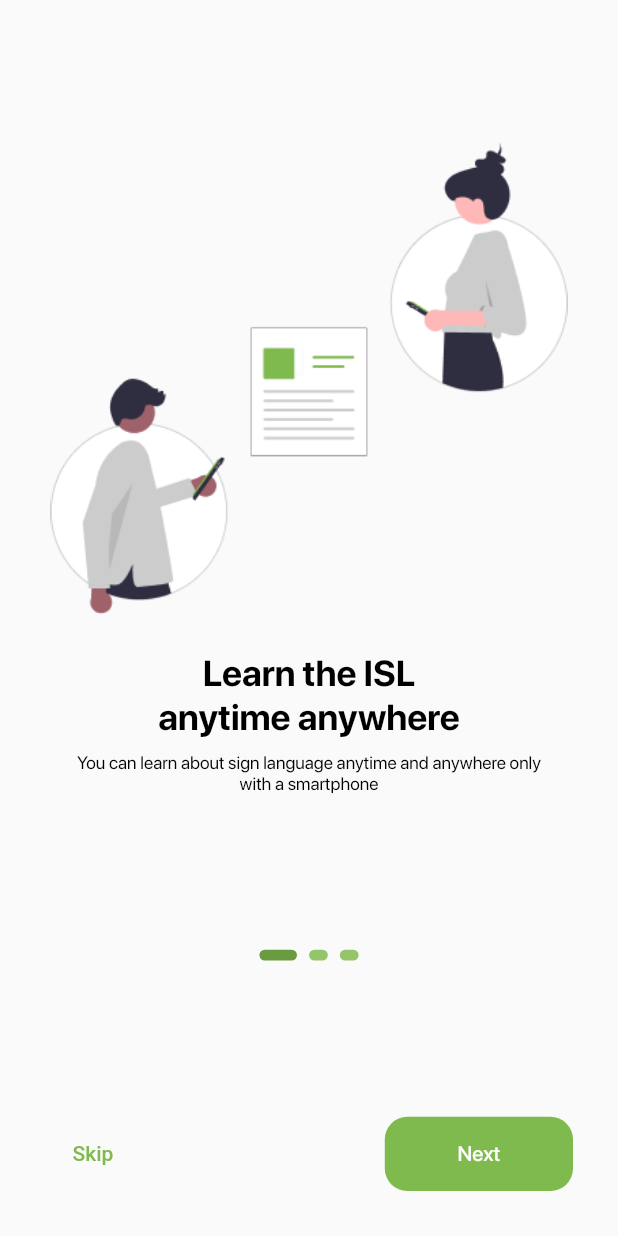
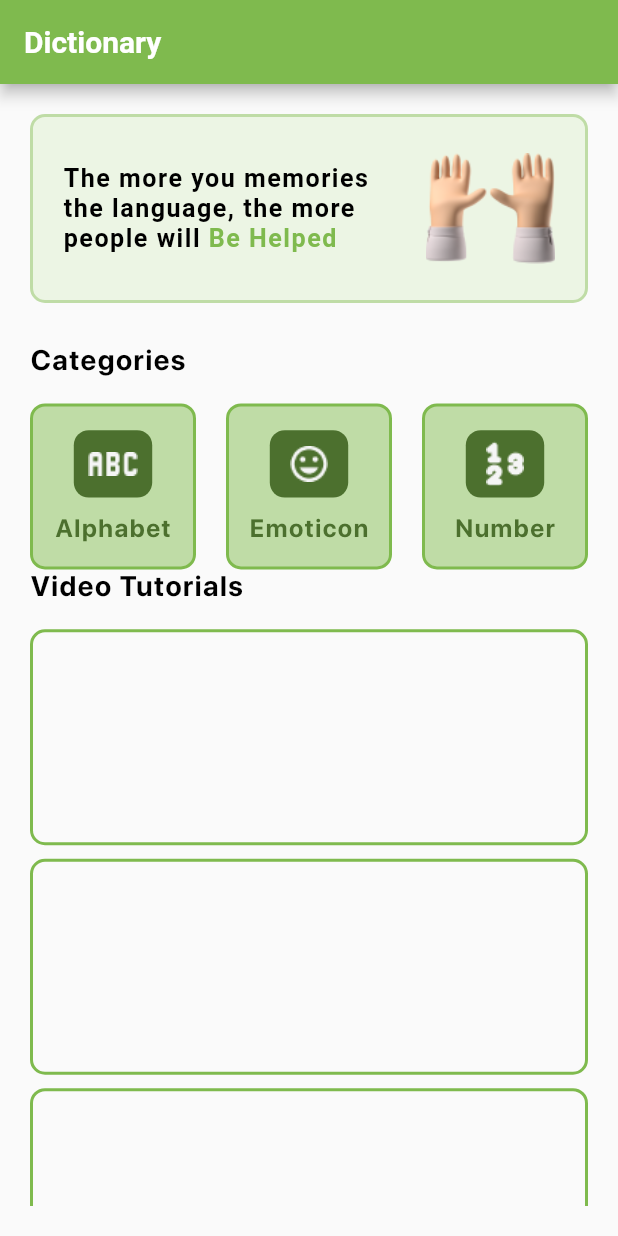
Before and after one commit to achreza/hackfest_signmate, a Flutter app: the screen it shows after launch, on a phone screen of 412 x 824 dp. Run offline on Flutter 3.47's test engine with Material 2 defaults, Android fonts, the light colour scheme and no system bars; our stand-ins replace avatar_glow, cloud_firestore, firebase_core, flutter_screenutil, get, hexcolor and 1 more; accounts and stored records are empty; project files that could hold a hidden picture were left out.

Commit message:
slicing dictionary

```diff
--- /dev/null
+++ b/lib/app/modules/dictionary/bindings/dictionary_binding.dart
@@ -0,0 +1,12 @@
+import 'package:get/get.dart';
+
+import '../controllers/dictionary_controller.dart';
+
+class DictionaryBinding extends Bindings {
+  @override
+  void dependencies() {
+    Get.lazyPut<DictionaryController>(
+      () => DictionaryController(),
+    );
+  }
+}
--- /dev/null
+++ b/lib/app/modules/dictionary/controllers/dictionary_controller.dart
@@ -0,0 +1,23 @@
+import 'package:get/get.dart';
+
+class DictionaryController extends GetxController {
+  //TODO: Implement DictionaryController
+
+  final count = 0.obs;
+  @override
+  void onInit() {
+    super.onInit();
+  }
+
+  @override
+  void onReady() {
+    super.onReady();
+  }
+
+  @override
+  void onClose() {
+    super.onClose();
+  }
+
+  void increment() => count.value++;
+}
--- /dev/null
+++ b/lib/app/modules/dictionary/views/alphabet.dart
@@ -0,0 +1,11 @@
+import 'package:flutter/src/widgets/container.dart';
+import 'package:flutter/src/widgets/framework.dart';
+
+class Alphabet extends StatelessWidget {
+  const Alphabet({super.key});
+
+  @override
+  Widget build(BuildContext context) {
+    return Container();
+  }
+}
--- /dev/null
+++ b/lib/app/modules/dictionary/views/dictionary_view.dart
@@ -0,0 +1,234 @@
+import 'package:flutter/material.dart';
+import 'package:flutter_screenutil/flutter_screenutil.dart';
+
+import 'package:get/get.dart';
+import 'package:hackfest_signmate/constant.dart';
+import 'package:hexcolor/hexcolor.dart';
+
+import '../controllers/dictionary_controller.dart';
+
+class DictionaryView extends GetView<DictionaryController> {
+  const DictionaryView({Key? key}) : super(key: key);
+  @override
+  Widget build(BuildContext context) {
+    return Scaffold(
+      appBar: AppBar(
+        backgroundColor: primaryColor,
+        title: Text(
+          'Dictionary',
+          style: TextStyle(fontWeight: FontWeight.w600),
+        ),
+        centerTitle: false,
+      ),
+      body: Padding(
+        padding: EdgeInsets.all(20),
+        child: Column(
+          children: [
+            Heading(),
+            SizedBox(
+              height: 30.h,
+            ),
+            //categories
+            Container(
+              width: Get.width,
+              child: Text(
+                'Categories',
+                style: TextStyle(
+                    fontSize: 18.sp,
+                    fontWeight: FontWeight.w600,
+                    letterSpacing: 1,
+                    color: Colors.black),
+              ),
+            ),
+            SizedBox(
+              height: 20.h,
+            ),
+            Categories(),
+            Container(
+              width: Get.width,
+              child: Text(
+                'Video Tutorials',
+                style: TextStyle(
+                    fontSize: 18.sp,
+                    fontWeight: FontWeight.w600,
+                    letterSpacing: 1,
+                    color: Colors.black),
+              ),
+            ),
+            SizedBox(
+              height: 20.h,
+            ),
+            VideoTutorials()
+          ],
+        ),
+      ),
+    );
+  }
+}
+
+class VideoTutorials extends StatelessWidget {
+  const VideoTutorials({
+    Key? key,
+  }) : super(key: key);
+
+  @override
+  Widget build(BuildContext context) {
+    return Expanded(
+      child: SingleChildScrollView(
+        child: Column(
+          children: [
+            Container(
+              margin: EdgeInsets.only(bottom: 10.h),
+              width: Get.width,
+              height: 160.h,
+              decoration: BoxDecoration(
+                borderRadius: BorderRadius.circular(10),
+                border: Border.all(
+                  color: primaryColor,
+                  width: 2,
+                ),
+              ),
+            ),
+            Container(
+              margin: EdgeInsets.only(bottom: 10.h),
+              width: Get.width,
+              height: 160.h,
+              decoration: BoxDecoration(
+                borderRadius: BorderRadius.circular(10),
+                border: Border.all(
+                  color: primaryColor,
+                  width: 2,
+                ),
+              ),
+            ),
+            Container(
+              margin: EdgeInsets.only(bottom: 10.h),
+              width: Get.width,
+              height: 160.h,
+              decoration: BoxDecoration(
+                borderRadius: BorderRadius.circular(10),
+                border: Border.all(
+                  color: primaryColor,
+                  width: 2,
+                ),
+              ),
+            ),
+          ],
+        ),
+      ),
+    );
+  }
+}
+
+class Categories extends StatelessWidget {
+  const Categories({
+    Key? key,
+  }) : super(key: key);
+
+  @override
+  Widget build(BuildContext context) {
+    return GridView.count(
+      physics: NeverScrollableScrollPhysics(),
+      crossAxisCount: 3,
+      shrinkWrap: true,
+      crossAxisSpacing: 20,
+      children: [
+        CategoryItem('Alphabet', 'abc.png'),
+        CategoryItem('Emoticon', 'emot.png'),
+        CategoryItem('Number', 'number.png'),
+      ],
+    );
+  }
+
+  GestureDetector CategoryItem(text, image) {
+    return GestureDetector(
+      onTap: () {},
+      child: Container(
+        decoration: BoxDecoration(
+          borderRadius: BorderRadius.circular(10),
+          border: Border.all(
+            color: primaryColor,
+            width: 2,
+          ),
+          color: lightColor,
+        ),
+        child: Column(
+          mainAxisAlignment: MainAxisAlignment.center,
+          children: [
+            Container(
+              width: 50.w,
+              height: 50.h,
+              decoration: BoxDecoration(
+                borderRadius: BorderRadius.circular(10),
+                color: darkColor,
+              ),
+              child: Image.asset('assets/images/categories/${image}'),
+            ),
+            SizedBox(
+              height: 10,
+            ),
+            Text(
+              text,
+              style: TextStyle(
+                fontSize: 16.sp,
+                fontWeight: FontWeight.w600,
+                letterSpacing: 1,
+                color: darkColor,
+              ),
+            ),
+          ],
+        ),
+      ),
+    );
+  }
+}
+
+class Heading extends StatelessWidget {
+  const Heading({
+    Key? key,
+  }) : super(key: key);
+
+  @override
+  Widget build(BuildContext context) {
+    return Container(
+      width: Get.width,
+      height: 140.h,
+      padding: EdgeInsets.all(20),
+      decoration: BoxDecoration(
+        borderRadius: BorderRadius.circular(10),
+        border: Border.all(
+          color: HexColor("#BFDCA6"),
+          width: 2,
+        ),
+        color: HexColor('#ecf5e4'),
+      ),
+      child: Row(
+        mainAxisAlignment: MainAxisAlignment.spaceBetween,
+        children: [
+          Container(
+            width: (Get.width * 0.5).w,
+            child: RichText(
+                text: TextSpan(
+                    style: TextStyle(
+                        color: Colors.black,
+                        fontWeight: FontWeight.w700,
+                        letterSpacing: 1,
+                        fontSize: 16.sp),
+                    children: <TextSpan>[
+                  TextSpan(
+                    text:
+                        'The more you memories the language, the more people will ',
+                  ),
+                  TextSpan(
+                      text: 'Be Helped', style: TextStyle(color: primaryColor)),
+                ])),
+          ),
+          Container(
+            width: (Get.width * 0.2).w,
+            child: Image.asset('assets/images/white_skin_hand_raised.png'),
+          ),
+        ],
+      ),
+    );
+  }
+}
--- a/lib/app/modules/onboarding/controllers/onboarding_controller.dart
+++ b/lib/app/modules/onboarding/controllers/onboarding_controller.dart
@@ -30,7 +30,6 @@ class OnboardingController extends GetxController
   void onInit() {
     super.onInit();
     tabController = TabController(length: pages.length, vsync: this);
-    // getUsers();
   }
 
   @override
@@ -44,8 +43,7 @@ class OnboardingController extends GetxController
   List users = [];
 
   Future getUsers() async {
-    var data = await db.collection('users').get();
+    var data = await db.collection('handsign').get();
     users = data.docs;
-    print(users);
   }
 }
--- a/lib/app/modules/speech/views/speech_view.dart
+++ b/lib/app/modules/speech/views/speech_view.dart
@@ -39,7 +39,7 @@ class SpeechView extends GetView<SpeechController> {
       appBar: AppBar(
         backgroundColor: primaryColor,
         title: const Text('Speech To Text'),
-        centerTitle: true,
+        centerTitle: false,
       ),
       body: SingleChildScrollView(
         child: Container(
--- a/lib/app/routes/app_pages.dart
+++ b/lib/app/routes/app_pages.dart
@@ -2,6 +2,9 @@ import 'package:get/get.dart';
 
 import '../modules/dashboard/bindings/dashboard_binding.dart';
 import '../modules/dashboard/views/dashboard_view.dart';
+import '../modules/dictionary/bindings/dictionary_binding.dart';
+import '../modules/dictionary/views/alphabet.dart';
+import '../modules/dictionary/views/dictionary_view.dart';
 import '../modules/home/bindings/home_binding.dart';
 import '../modules/home/views/home_view.dart';
 import '../modules/onboarding/bindings/onboarding_binding.dart';
@@ -18,7 +21,7 @@ part 'app_routes.dart';
 class AppPages {
   AppPages._();
 
-  static const INITIAL = Routes.ONBOARDING;
+  static const INITIAL = Routes.DICTIONARY;
 
   static final routes = [
     GetPage(
@@ -51,5 +54,10 @@ class AppPages {
       page: () => const SpeechView(),
       binding: SpeechBinding(),
     ),
+    GetPage(
+      name: _Paths.DICTIONARY,
+      page: () => const DictionaryView(),
+      binding: DictionaryBinding(),
+    ),
   ];
 }
--- a/lib/app/routes/app_routes.dart
+++ b/lib/app/routes/app_routes.dart
@@ -10,6 +10,7 @@ abstract class Routes {
   static const ONBOARDING = _Paths.ONBOARDING;
   static const SIGNSCAN = _Paths.SIGNSCAN;
   static const SPEECH = _Paths.SPEECH;
+  static const DICTIONARY = _Paths.DICTIONARY;
 }
 
 abstract class _Paths {
@@ -19,4 +20,5 @@ abstract class _Paths {
   static const ONBOARDING = '/onboarding';
   static const SIGNSCAN = '/signscan';
   static const SPEECH = '/speech';
+  static const DICTIONARY = '/dictionary';
 }
--- a/lib/constant.dart
+++ b/lib/constant.dart
@@ -4,6 +4,8 @@ import 'package:hexcolor/hexcolor.dart';
 var primaryColor = HexColor("#7FBA4E");
 var hoverColor = HexColor("#94C56B");
 var pressedColor = HexColor("#699B41");
+var darkColor = HexColor("##4c702e");
+var lightColor = HexColor('#BFDCA6');
 
 ThemeData themeData = ThemeData(
     primaryColor: primaryColor,
--- a/pubspec.yaml
+++ b/pubspec.yaml
@@ -28,6 +28,7 @@ flutter:
 
   assets:
     - assets/images/
+    - assets/images/categories/
 
   fonts:
     - family: SF Pro Display
```
Also changed, not shown: assets/images/categories/abc.png (added), assets/images/categories/emot.png (added), assets/images/categories/number.png (added), assets/images/white_skin_hand_raised.png (added), 1 other file.
